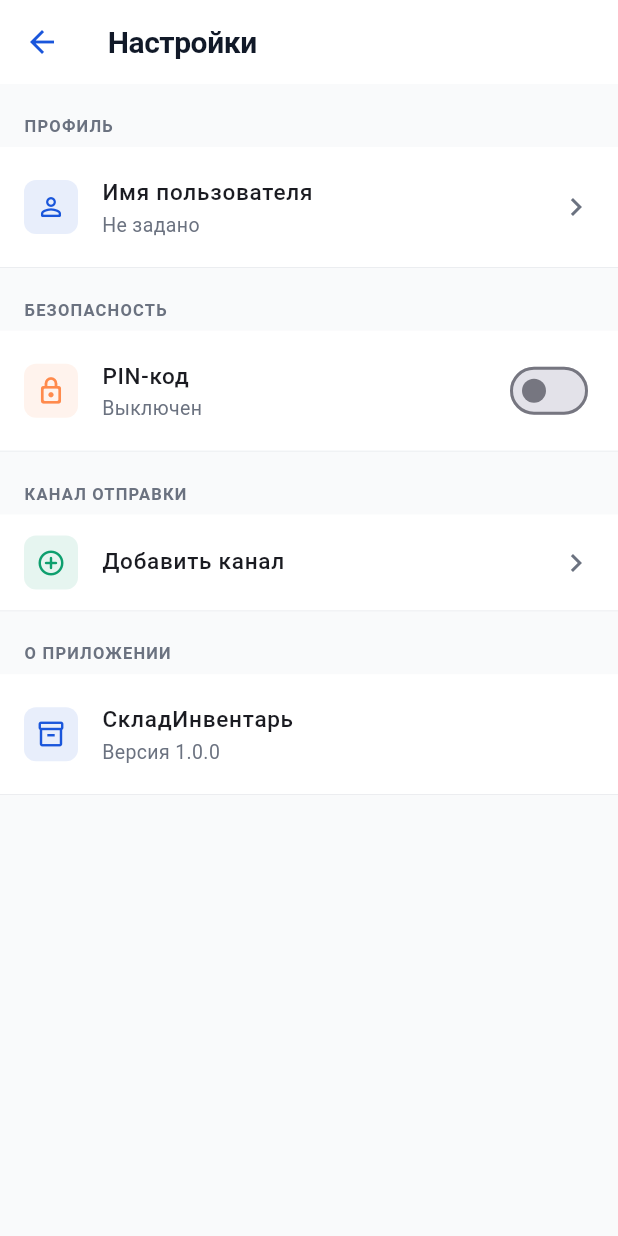
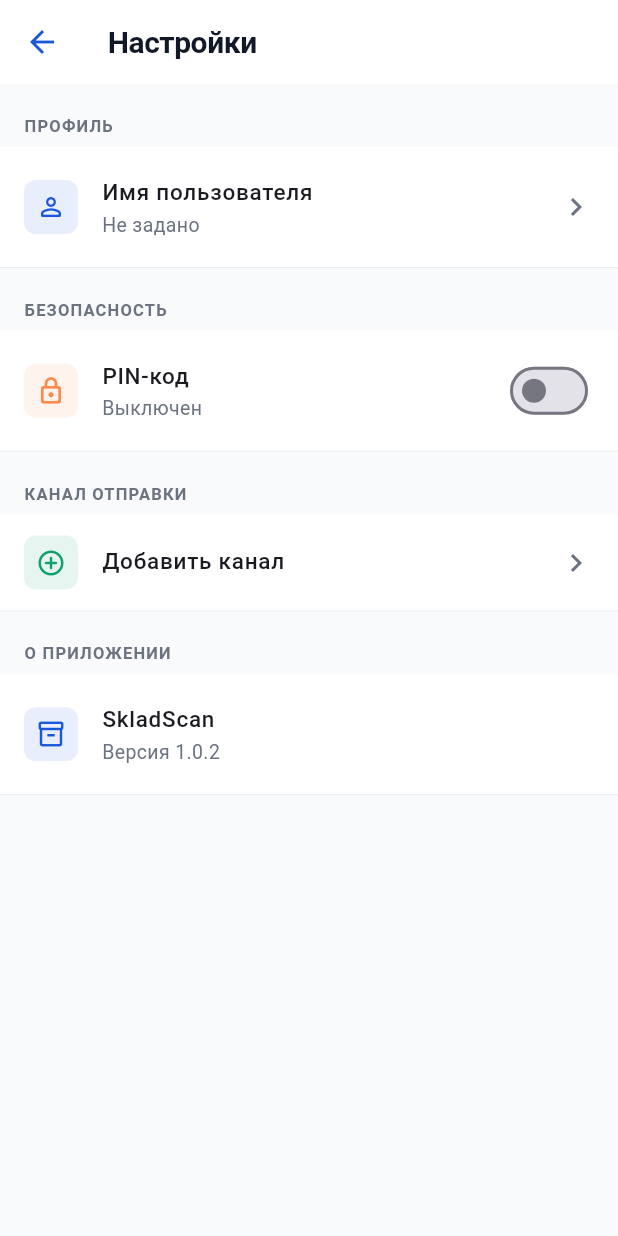
Before and after one commit to kozvits/SkladScan, a Flutter app: the SettingsScreen screen opened directly, on a phone screen of 412 x 824 dp. Run offline on Flutter 3.47's test engine with Material 3 defaults, Android fonts, the phone set to English and light mode, and no system bars; our stand-ins replace flutter_slidable, hive, hive_flutter, multicast_dns, shared_preferences; missing offline and left inert: mobile_scanner; accounts and stored records are empty.

Commit message:
Update settings_screen.dart

```diff
--- a/lib/screens/settings_screen.dart
+++ b/lib/screens/settings_screen.dart
@@ -80,8 +80,8 @@ class SettingsScreen extends StatelessWidget {
               _SettingsTile(
                 icon: Icons.inventory_2_outlined,
                 iconColor: AppTheme.primary,
-                title: 'СкладИнвентарь',
-                subtitle: 'Версия 1.0.0',
+                title: 'SkladScan',
+                subtitle: 'Версия 1.0.2',
               ),
             ],
           ),
```
